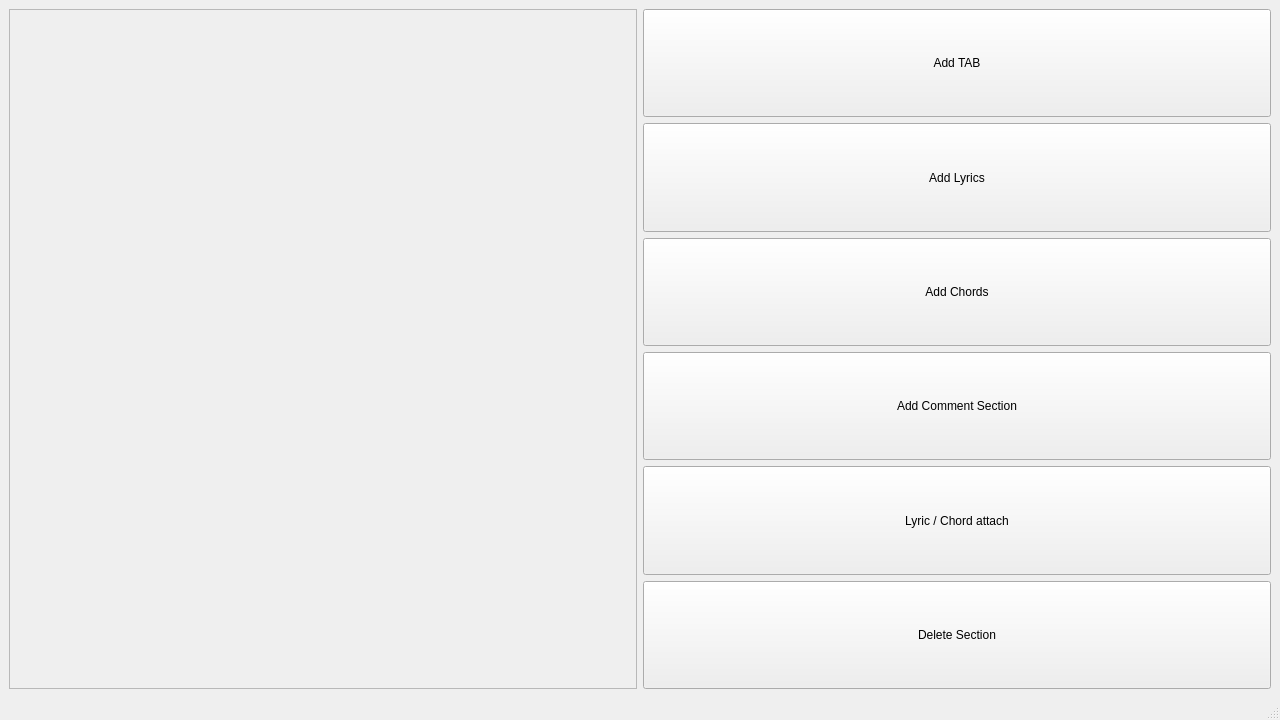
This is editwindow.ui in Eigos/Guitar_Practice_App as Qt 5 draws it before an edit. The edited form follows.
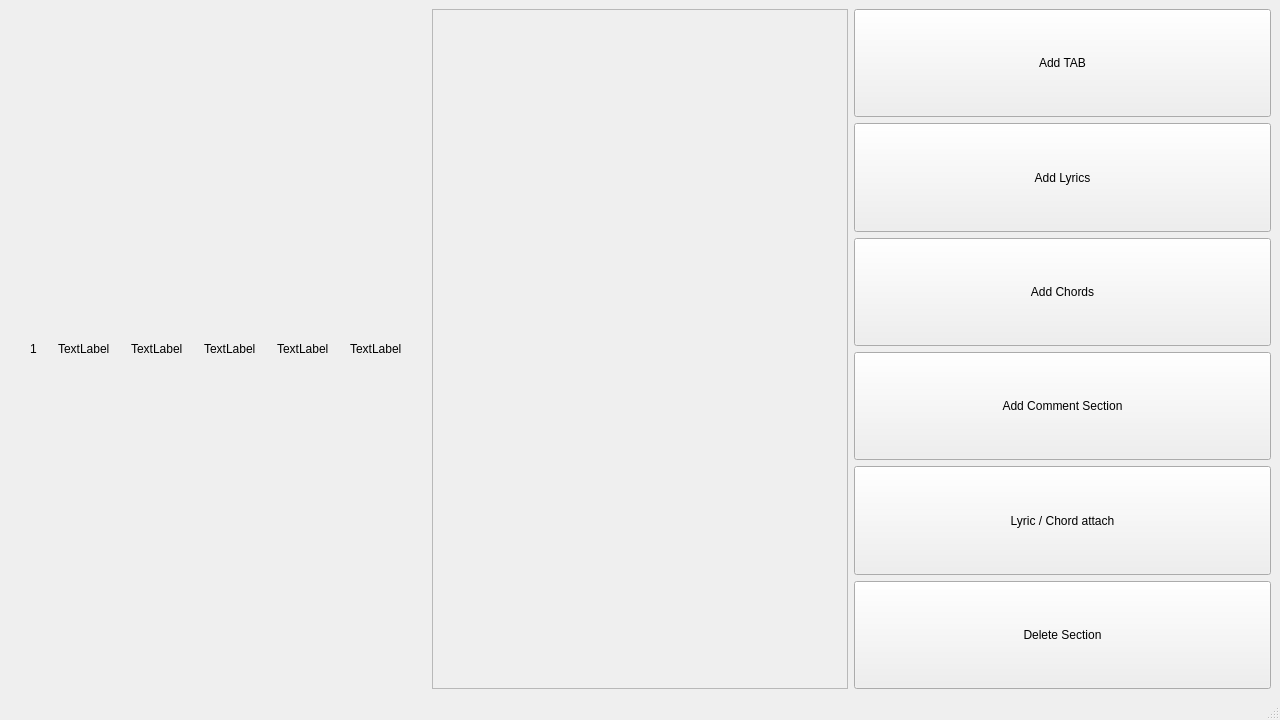
This is the edited form.

```diff
--- a/editwindow.ui
+++ b/editwindow.ui
@@ -28,7 +28,109 @@
    </property>
    <layout class="QGridLayout" name="gridLayout">
     <item row="0" column="0">
-     <layout class="QVBoxLayout" name="layout_section_options"/>
+     <layout class="QVBoxLayout" name="layout_section_options">
+      <item>
+       <layout class="QHBoxLayout" name="horizontalLayout">
+        <property name="spacing">
+         <number>0</number>
+        </property>
+        <item>
+         <widget class="QLabel" name="label_2">
+          <property name="sizePolicy">
+           <sizepolicy hsizetype="Maximum" vsizetype="Preferred">
+            <horstretch>0</horstretch>
+            <verstretch>0</verstretch>
+           </sizepolicy>
+          </property>
+          <property name="text">
+           <string>1</string>
+          </property>
+         </widget>
+        </item>
+        <item>
+         <widget class="QLabel" name="label_3">
+          <property name="sizePolicy">
+           <sizepolicy hsizetype="Maximum" vsizetype="Preferred">
+            <horstretch>0</horstretch>
+            <verstretch>0</verstretch>
+           </sizepolicy>
+          </property>
+          <property name="text">
+           <string>TextLabel</string>
+          </property>
+         </widget>
+        </item>
+        <item>
+         <widget class="QLabel" name="label">
+          <property name="sizePolicy">
+           <sizepolicy hsizetype="Maximum" vsizetype="Preferred">
+            <horstretch>0</horstretch>
+            <verstretch>0</verstretch>
+           </sizepolicy>
+          </property>
+          <property name="text">
+           <string>TextLabel</string>
+          </property>
+         </widget>
+        </item>
+        <item>
+         <widget class="QLabel" name="label_4">
+          <property name="sizePolicy">
+           <sizepolicy hsizetype="Maximum" vsizetype="Preferred">
+            <horstretch>0</horstretch>
+            <verstretch>0</verstretch>
+           </sizepolicy>
+          </property>
+          <property name="text">
+           <string>TextLabel</string>
+          </property>
+         </widget>
+        </item>
+        <item>
+         <widget class="QLabel" name="label_6">
+          <property name="sizePolicy">
+           <sizepolicy hsizetype="Maximum" vsizetype="Preferred">
+            <horstretch>0</horstretch>
+            <verstretch>0</verstretch>
+           </sizepolicy>
+          </property>
+          <property name="text">
+           <string>TextLabel</string>
+          </property>
+         </widget>
+        </item>
+        <item>
+         <widget class="QLabel" name="label_5">
+          <property name="sizePolicy">
+           <sizepolicy hsizetype="Maximum" vsizetype="Preferred">
+            <horstretch>0</horstretch>
+            <verstretch>0</verstretch>
+           </sizepolicy>
+          </property>
+          <property name="text">
+           <string>TextLabel</string>
+          </property>
+         </widget>
+        </item>
+        <item>
+         <spacer name="horizontalSpacer">
+          <property name="orientation">
+           <enum>Qt::Horizontal</enum>
+          </property>
+          <property name="sizeType">
+           <enum>QSizePolicy::Minimum</enum>
+          </property>
+          <property name="sizeHint" stdset="0">
+           <size>
+            <width>1</width>
+            <height>1</height>
+           </size>
+          </property>
+         </spacer>
+        </item>
+       </layout>
+      </item>
+     </layout>
     </item>
     <item row="0" column="2">
      <layout class="QVBoxLayout" name="layout_buttons">
```
